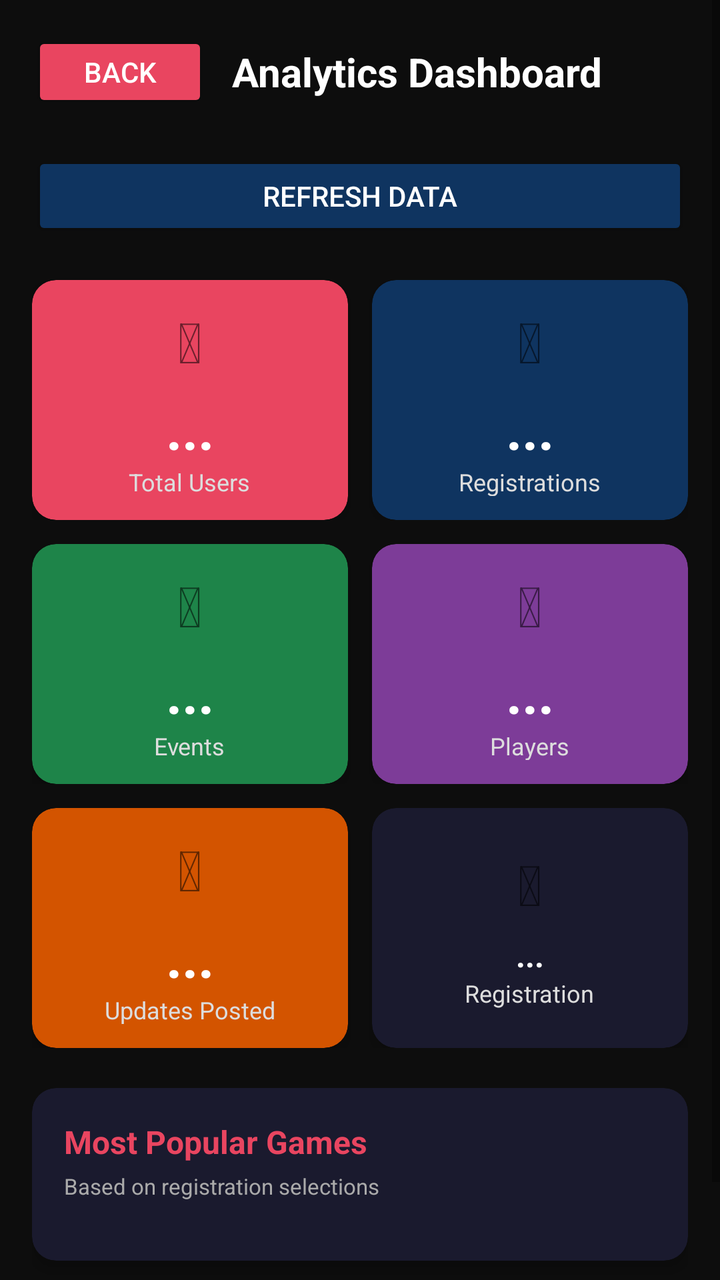
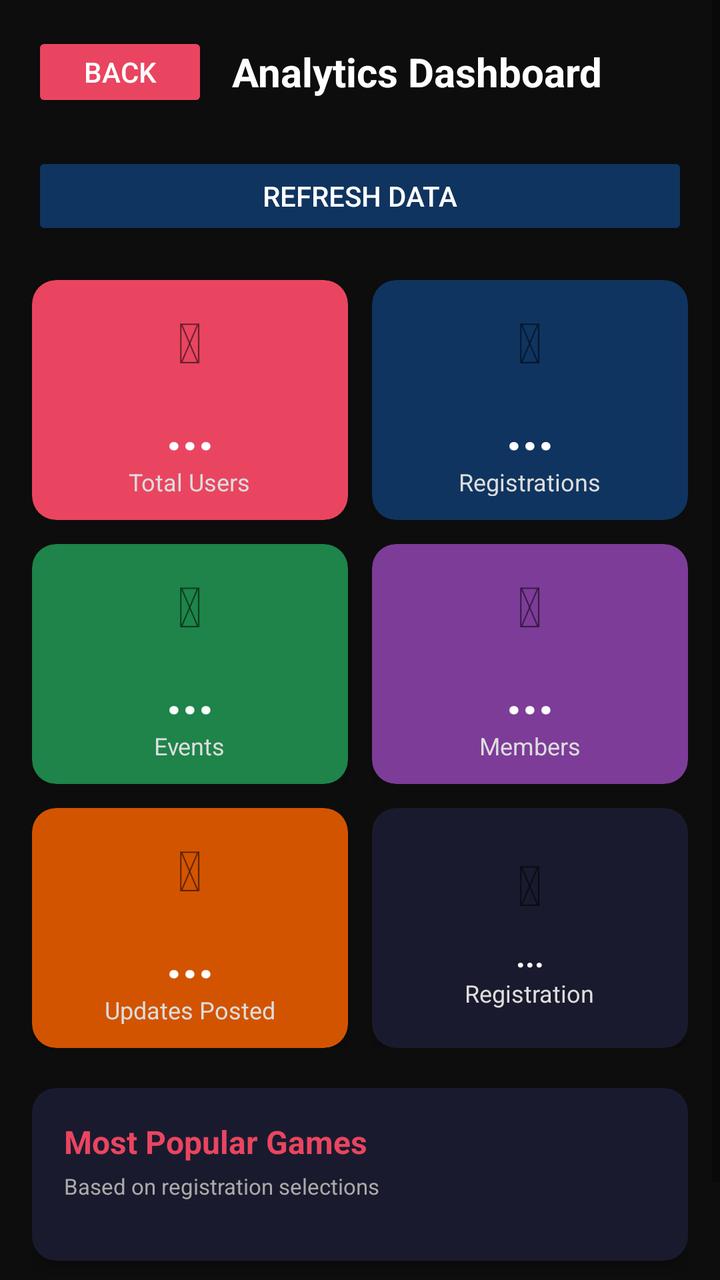

Before-and-after screenshots of an Android layout around one commit, followed by the original layout XML and the change that was made.
<!-- AndroidManifest.xml: application theme Theme.AIUBeSportsClub -->
<!-- res/layout/fragment_admin_analytics.xml -->
<?xml version="1.0" encoding="utf-8"?>
<ScrollView
    xmlns:android="http://schemas.android.com/apk/res/android"
    xmlns:app="http://schemas.android.com/apk/res-auto"
    android:layout_width="match_parent"
    android:layout_height="match_parent"
    android:background="@color/dark_bg">

    <LinearLayout
        android:layout_width="match_parent"
        android:layout_height="wrap_content"
        android:orientation="vertical"
        android:padding="16dp">

        
        <LinearLayout
            android:layout_width="match_parent"
            android:layout_height="wrap_content"
            android:orientation="horizontal"
            android:gravity="center_vertical"
            android:layout_marginBottom="20dp">

            <Button
                android:id="@+id/btnBackAnalytics"
                android:layout_width="wrap_content"
                android:layout_height="40dp"
                android:text="Back"
                android:textColor="@color/white"
                android:backgroundTint="@color/accent"
                android:layout_marginEnd="12dp"/>

            <TextView
                android:layout_width="wrap_content"
                android:layout_height="wrap_content"
                android:text="Analytics Dashboard"
                android:textSize="20sp"
                android:textStyle="bold"
                android:textColor="@color/white"/>

        </LinearLayout>

        
        <Button
            android:id="@+id/btnRefreshAnalytics"
            android:layout_width="match_parent"
            android:layout_height="44dp"
            android:text="Refresh Data"
            android:textSize="14sp"
            android:textColor="@color/white"
            android:backgroundTint="@color/accent_blue"
            android:layout_marginBottom="20dp"/>

        
        <ProgressBar
            android:id="@+id/progressAnalytics"
            android:layout_width="wrap_content"
            android:layout_height="wrap_content"
            android:layout_gravity="center"
            android:visibility="gone"/>

        
        <LinearLayout
            android:layout_width="match_parent"
            android:layout_height="wrap_content"
            android:orientation="horizontal"
            android:layout_marginBottom="12dp">

            
            <androidx.cardview.widget.CardView
                android:layout_width="0dp"
                android:layout_height="120dp"
                android:layout_weight="1"
                android:layout_marginEnd="6dp"
                app:cardBackgroundColor="@color/accent"
                app:cardCornerRadius="12dp"
                app:cardElevation="4dp">

                <LinearLayout
                    android:layout_width="match_parent"
                    android:layout_height="match_parent"
                    android:orientation="vertical"
                    android:gravity="center"
                    android:padding="12dp">

                    <TextView
                        android:layout_width="wrap_content"
                        android:layout_height="wrap_content"
                        android:text="&#128100;"
                        android:textSize="28sp"
                        android:layout_marginBottom="6dp"/>

                    <TextView
                        android:id="@+id/tvTotalUsers"
                        android:layout_width="wrap_content"
                        android:layout_height="wrap_content"
                        android:text="..."
                        android:textSize="28sp"
                        android:textStyle="bold"
                        android:textColor="@color/white"/>

                    <TextView
                        android:layout_width="wrap_content"
                        android:layout_height="wrap_content"
                        android:text="Total Users"
                        android:textSize="12sp"
                        android:textColor="#DDDDDD"/>

                </LinearLayout>
            </androidx.cardview.widget.CardView>

            
            <androidx.cardview.widget.CardView
                android:layout_width="0dp"
                android:layout_height="120dp"
                android:layout_weight="1"
                android:layout_marginStart="6dp"
                app:cardBackgroundColor="@color/accent_blue"
                app:cardCornerRadius="12dp"
                app:cardElevation="4dp">

                <LinearLayout
                    android:layout_width="match_parent"
                    android:layout_height="match_parent"
                    android:orientation="vertical"
                    android:gravity="center"
                    android:padding="12dp">

                    <TextView
                        android:layout_width="wrap_content"
                        android:layout_height="wrap_content"
                        android:text="&#128221;"
                        android:textSize="28sp"
                        android:layout_marginBottom="6dp"/>

                    <TextView
                        android:id="@+id/tvTotalRegistrations"
                        android:layout_width="wrap_content"
                        android:layout_height="wrap_content"
                        android:text="..."
                        android:textSize="28sp"
                        android:textStyle="bold"
                        android:textColor="@color/white"/>

                    <TextView
                        android:layout_width="wrap_content"
                        android:layout_height="wrap_content"
                        android:text="Registrations"
                        android:textSize="12sp"
                        android:textColor="#DDDDDD"/>

                </LinearLayout>
            </androidx.cardview.widget.CardView>

        </LinearLayout>

        
        <LinearLayout
            android:layout_width="match_parent"
            android:layout_height="wrap_content"
            android:orientation="horizontal"
            android:layout_marginBottom="12dp">

            
            <androidx.cardview.widget.CardView
                android:layout_width="0dp"
                android:layout_height="120dp"
                android:layout_weight="1"
                android:layout_marginEnd="6dp"
                app:cardBackgroundColor="#1E8449"
                app:cardCornerRadius="12dp"
                app:cardElevation="4dp">

                <LinearLayout
                    android:layout_width="match_parent"
                    android:layout_height="match_parent"
                    android:orientation="vertical"
                    android:gravity="center"
                    android:padding="12dp">

                    <TextView
                        android:layout_width="wrap_content"
                        android:layout_height="wrap_content"
                        android:text="&#128197;"
                        android:textSize="28sp"
                        android:layout_marginBottom="6dp"/>

                    <TextView
                        android:id="@+id/tvTotalEvents"
                        android:layout_width="wrap_content"
                        android:layout_height="wrap_content"
                        android:text="..."
                        android:textSize="28sp"
                        android:textStyle="bold"
                        android:textColor="@color/white"/>

                    <TextView
                        android:layout_width="wrap_content"
                        android:layout_height="wrap_content"
                        android:text="Events"
                        android:textSize="12sp"
                        android:textColor="#DDDDDD"/>

                </LinearLayout>
            </androidx.cardview.widget.CardView>

            
            <androidx.cardview.widget.CardView
                android:layout_width="0dp"
                android:layout_height="120dp"
                android:layout_weight="1"
                android:layout_marginStart="6dp"
                app:cardBackgroundColor="#7D3C98"
                app:cardCornerRadius="12dp"
                app:cardElevation="4dp">

                <LinearLayout
                    android:layout_width="match_parent"
                    android:layout_height="match_parent"
                    android:orientation="vertical"
                    android:gravity="center"
                    android:padding="12dp">

                    <TextView
                        android:layout_width="wrap_content"
                        android:layout_height="wrap_content"
                        android:text="&#128101;"
                        android:textSize="28sp"
                        android:layout_marginBottom="6dp"/>

                    <TextView
                        android:id="@+id/tvTotalPlayers"
                        android:layout_width="wrap_content"
                        android:layout_height="wrap_content"
                        android:text="..."
                        android:textSize="28sp"
                        android:textStyle="bold"
                        android:textColor="@color/white"/>

                    <TextView
                        android:layout_width="wrap_content"
                        android:layout_height="wrap_content"
                        android:text="Players"
                        android:textSize="12sp"
                        android:textColor="#DDDDDD"/>

                </LinearLayout>
            </androidx.cardview.widget.CardView>

        </LinearLayout>

        
        <LinearLayout
            android:layout_width="match_parent"
            android:layout_height="wrap_content"
            android:orientation="horizontal"
            android:layout_marginBottom="20dp">

            
            <androidx.cardview.widget.CardView
                android:layout_width="0dp"
                android:layout_height="120dp"
                android:layout_weight="1"
                android:layout_marginEnd="6dp"
                app:cardBackgroundColor="#D35400"
                app:cardCornerRadius="12dp"
                app:cardElevation="4dp">

                <LinearLayout
                    android:layout_width="match_parent"
                    android:layout_height="match_parent"
                    android:orientation="vertical"
                    android:gravity="center"
                    android:padding="12dp">

                    <TextView
                        android:layout_width="wrap_content"
                        android:layout_height="wrap_content"
                        android:text="&#128226;"
                        android:textSize="28sp"
                        android:layout_marginBottom="6dp"/>

                    <TextView
                        android:id="@+id/tvTotalUpdates"
                        android:layout_width="wrap_content"
                        android:layout_height="wrap_content"
                        android:text="..."
                        android:textSize="28sp"
                        android:textStyle="bold"
                        android:textColor="@color/white"/>

                    <TextView
                        android:layout_width="wrap_content"
                        android:layout_height="wrap_content"
                        android:text="Updates Posted"
                        android:textSize="12sp"
                        android:textColor="#DDDDDD"/>

                </LinearLayout>
            </androidx.cardview.widget.CardView>

            
            <androidx.cardview.widget.CardView
                android:layout_width="0dp"
                android:layout_height="120dp"
                android:layout_weight="1"
                android:layout_marginStart="6dp"
                app:cardBackgroundColor="@color/card_bg"
                app:cardCornerRadius="12dp"
                app:cardElevation="4dp">

                <LinearLayout
                    android:layout_width="match_parent"
                    android:layout_height="match_parent"
                    android:orientation="vertical"
                    android:gravity="center"
                    android:padding="12dp">

                    <TextView
                        android:layout_width="wrap_content"
                        android:layout_height="wrap_content"
                        android:text="&#127381;"
                        android:textSize="28sp"
                        android:layout_marginBottom="6dp"/>

                    <TextView
                        android:id="@+id/tvRegStatus"
                        android:layout_width="wrap_content"
                        android:layout_height="wrap_content"
                        android:text="..."
                        android:textSize="16sp"
                        android:textStyle="bold"
                        android:textColor="@color/white"/>

                    <TextView
                        android:layout_width="wrap_content"
                        android:layout_height="wrap_content"
                        android:text="Registration"
                        android:textSize="12sp"
                        android:textColor="#DDDDDD"/>

                </LinearLayout>
            </androidx.cardview.widget.CardView>

        </LinearLayout>

        
        <androidx.cardview.widget.CardView
            android:layout_width="match_parent"
            android:layout_height="wrap_content"
            android:layout_marginBottom="16dp"
            app:cardBackgroundColor="@color/card_bg"
            app:cardCornerRadius="12dp"
            app:cardElevation="4dp">

            <LinearLayout
                android:layout_width="match_parent"
                android:layout_height="wrap_content"
                android:orientation="vertical"
                android:padding="16dp">

                
                <TextView
                    android:layout_width="wrap_content"
                    android:layout_height="wrap_content"
                    android:text="Most Popular Games"
                    android:textSize="16sp"
                    android:textStyle="bold"
                    android:textColor="@color/accent"
                    android:layout_marginBottom="4dp"/>

                <TextView
                    android:layout_width="wrap_content"
                    android:layout_height="wrap_content"
                    android:text="Based on registration selections"
                    android:textSize="11sp"
                    android:textColor="@color/light_gray"
                    android:layout_marginBottom="14dp"/>

                
                <LinearLayout
                    android:id="@+id/layoutGameStats"
                    android:layout_width="match_parent"
                    android:layout_height="wrap_content"
                    android:orientation="vertical"/>

            </LinearLayout>
        </androidx.cardview.widget.CardView>

        
        <TextView
            android:id="@+id/tvLastUpdated"
            android:layout_width="match_parent"
            android:layout_height="wrap_content"
            android:text="Pull to refresh for latest data"
            android:textSize="11sp"
            android:textColor="@color/light_gray"
            android:gravity="center"
            android:layout_marginBottom="16dp"/>

    </LinearLayout>
</ScrollView>
<!-- resources referenced by this layout -->
<resources>
  <color name="accent">#E94560</color>
  <color name="accent_blue">#0F3460</color>
  <color name="card_bg">#1A1A2E</color>
  <color name="dark_bg">#0D0D0D</color>
  <color name="light_gray">#AAAAAA</color>
  <color name="white">#FFFFFF</color>
  <style name="Theme.AIUBeSportsClub" parent="Theme.MaterialComponents.DayNight.NoActionBar">
  
          <item name="colorPrimary">@color/accent_main</item>
          <item name="colorPrimaryVariant">@color/accent_navy</item>
          <item name="colorOnPrimary">@color/white</item>
          <item name="android:windowBackground">@color/dark_bg</item>
          <item name="colorSurface">@color/card_bg</item>
          <item name="colorOnSurface">@color/white</item>
          <item name="android:statusBarColor">@color/card_bg</item>
          <item name="android:navigationBarColor">@color/dark_bg</item>
          <item name="android:windowLightStatusBar">false</item>
  
          
  
      </style>
  <color name="accent_main">#E94560</color>
  <color name="accent_navy">#0F3460</color>
</resources>

<!-- the commit's change to res/layout/fragment_admin_analytics.xml (unified diff, before → after) -->
@@ -239,7 +239,7 @@
                     <TextView
                         android:layout_width="wrap_content"
                         android:layout_height="wrap_content"
-                        android:text="Players"
+                        android:text="Members"
                         android:textSize="12sp"
                         android:textColor="#DDDDDD"/>
 
